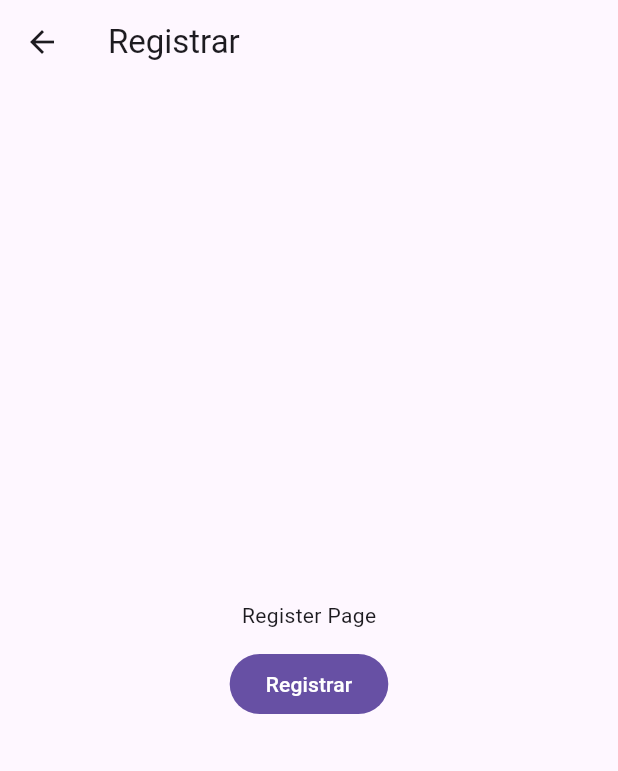
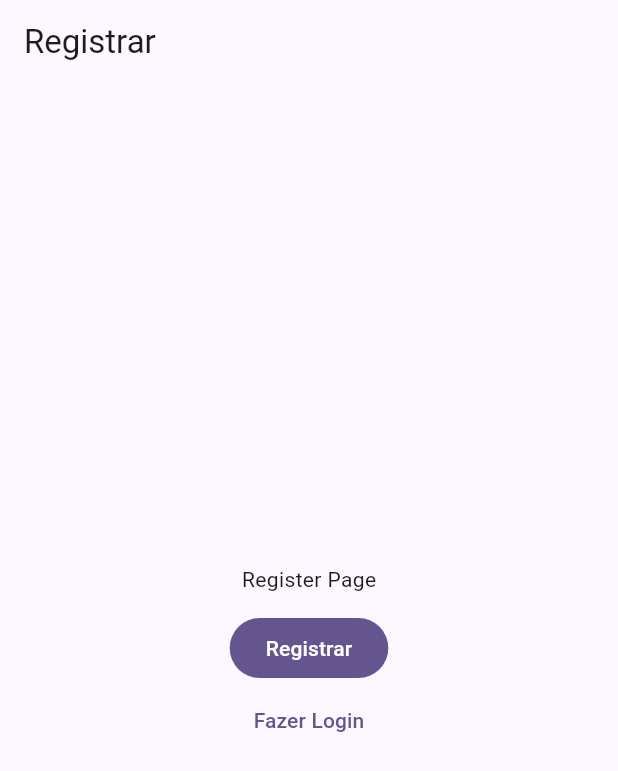
Before and after one commit to PedroJuanOfc/habitoo_flutter, a Flutter app: the screen it shows after launch, after a tap on "Criar conta", on a phone screen of 412 x 824 dp. Shown: the top 771 px of the screen. Run offline on Flutter 3.47's test engine with Material 3 defaults, Android fonts, the light colour scheme and no system bars.

Commit message:
Adição do tema base Material 3 com colorSchemeSeed e dark theme

```diff
--- a/lib/src/core/habitoo_app.dart
+++ b/lib/src/core/habitoo_app.dart
@@ -10,6 +10,16 @@
   Widget build(BuildContext context) {
     return MaterialApp(
       debugShowCheckedModeBanner: false,
+      theme: ThemeData(
+        useMaterial3: true,
+        colorSchemeSeed: const Color(0xFF6750A4),
+      ),
+      darkTheme: ThemeData(
+        useMaterial3: true,
+        colorSchemeSeed: const Color(0xFF6750A4),
+        brightness: Brightness.dark,
+      ),
+      themeMode: ThemeMode.system,
       initialRoute: LoginPage.route,
       routes: {
         LoginPage.route: (_) => const LoginPage(),
--- a/lib/src/features/auth/presentation/login_page.dart
+++ b/lib/src/features/auth/presentation/login_page.dart
@@ -21,7 +21,7 @@
               child: const Text('Entrar'),
             ),
             TextButton(
-              onPressed: () => Navigator.pushNamed(context, RegisterPage.route),
+              onPressed: () => Navigator.pushReplacementNamed(context, RegisterPage.route),
               child: const Text('Criar conta'),
             ),
           ],
--- a/lib/src/features/auth/presentation/register_page.dart
+++ b/lib/src/features/auth/presentation/register_page.dart
@@ -24,6 +24,10 @@
               ),
               child: const Text('Registrar'),
             ),
+            TextButton(
+              onPressed: () => Navigator.pushReplacementNamed(context, LoginPage.route),
+              child: const Text('Fazer Login'),
+            ),
           ],
         ),
       ),
```
